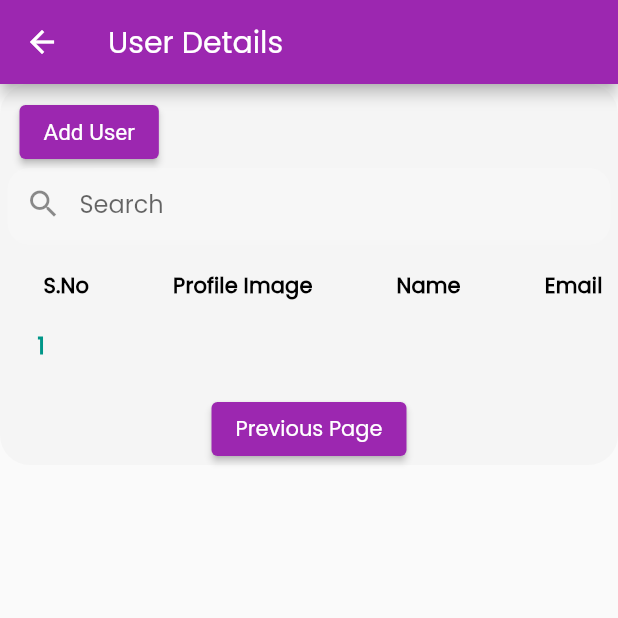
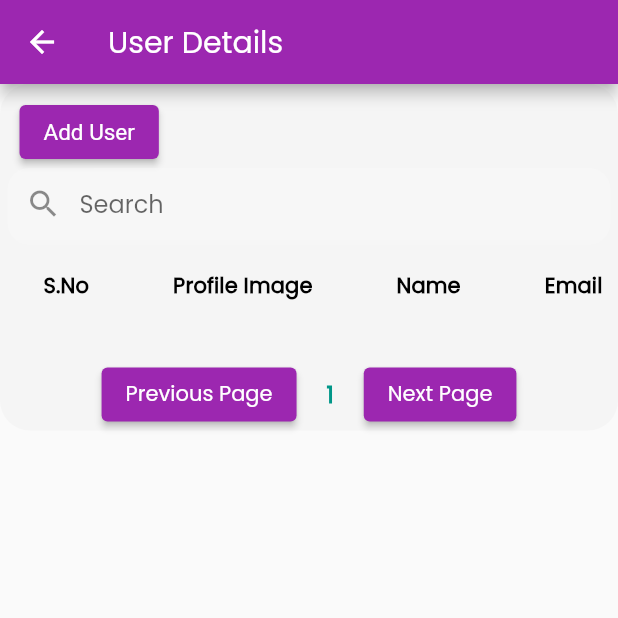
Before and after one commit to diptesh2082/vyam_admin_pannel2, a Flutter app: the UserInformation screen opened directly, on a phone screen of 412 x 824 dp, the top half of it. Run offline on Flutter 3.47's test engine with Material 2 defaults, Android fonts, the phone set to English and light mode, and no system bars; our stand-ins replace cached_network_image, cloud_firestore, easy_localization, firebase_auth, firebase_core, firebase_dynamic_links and 9 more; missing offline and left inert: dart:html, flutter_dropzone, geocode, google_maps, latlng, map and 4 more; accounts and stored records are empty.

Commit message:
New Update

```diff
--- a/lib/Screens/Collection_info.dart
+++ b/lib/Screens/Collection_info.dart
@@ -253,40 +253,14 @@ class _UserInformationState extends State<UserInformation> {
                     },
                   ),
                 ),
-                // SizedBox(height: 20),
-                // Row(
-                //   mainAxisAlignment: MainAxisAlignment.center,
-                //   children: [
-                //     ElevatedButton(
-                //       child: Text("Previous Page"),
-                //       onPressed: () {
-                //         setState(() {
-                //           if (start > 0 && end > 0) {
-                //             start = start - 10;
-                //             end = end - 10;
-                //           }
-                //         });
-                //         print("Previous Page");
-                //       },
-                //     ),
-                Container(
-                  margin: const EdgeInsets.symmetric(horizontal: 20),
-                  child: Text(
-                    page.toString(),
-                    style: const TextStyle(
-                        fontWeight: FontWeight.bold,
-                        fontSize: 15,
-                        color: Colors.teal),
-                  ),
-                ),
-
-                const SizedBox(height: 20),
+                SizedBox(height: 20),
                 Row(
                   mainAxisAlignment: MainAxisAlignment.center,
                   children: [
                     ElevatedButton(
                       child: const Text("Previous Page"),
                       onPressed: () {
+                        if (start > 0) page--;
                         setState(() {
                           if (start > 0 && end > 0) {
                             start = start - 10;
@@ -294,6 +268,29 @@ class _UserInformationState extends State<UserInformation> {
                           }
                         });
                         print("Previous Page");
+                      },
+                    ),
+                    Container(
+                      margin: const EdgeInsets.symmetric(horizontal: 20),
+                      child: Text(
+                        page.toString(),
+                        style: const TextStyle(
+                            fontWeight: FontWeight.bold,
+                            fontSize: 15,
+                            color: Colors.teal),
+                      ),
+                    ),
+                    ElevatedButton(
+                      child: const Text("Next Page"),
+                      onPressed: () {
+                        setState(() {
+                          if (end <= length) page++;
+                          if (end < length) {
+                            start = start + 10;
+                            end = end + 10;
+                          }
+                        });
+                        print("Next Page");
                       },
                     ),
                   ],
@@ -691,10 +688,6 @@ class _EditBoxState extends State<EditBox> {
                               'gender': _gender.text,
                               'image': image3,
                               'name': _name.text,
-                              // 'pincode': "",
-                              // 'userId': _userid.text,
-                              // 'locality': "",
-                              // 'subLocality': "",
                               'email': _email.text,
                               'number': '+91${_number.text}',
                             };
--- a/lib/Screens/cancelation_page.dart
+++ b/lib/Screens/cancelation_page.dart
@@ -1,5 +1,3 @@
-
-
 import 'package:admin_panel_vyam/services/deleteMethod.dart';
 import 'package:flutter/material.dart';
 import 'package:cloud_firestore/cloud_firestore.dart';
@@ -269,7 +267,7 @@ class _CancelationPageState extends State<CancelationPage> {
           data['booking_id'] != null
               ? SizedBox(
                   width: 100.0,
-                  child: Text(data['booking_id'] ?? ""),
+                  child: Text(data['booking_id'].toString()),
                 )
               : const Text(""),
         ),
```
